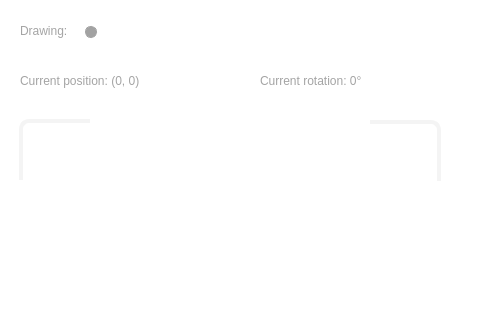
Old version of the form ui/mainwindow.ui in the repository Huxyshuu/TurtleGraphics-1; both pictures show x 300 to 780 and y 0 to 320 of the 780 by 505 pixel window.
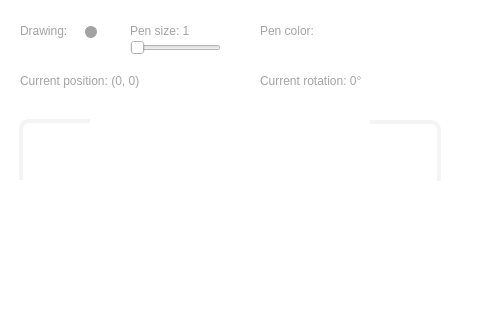
New version of the form.

What changed in the file:
```diff
--- a/ui/mainwindow.ui
+++ b/ui/mainwindow.ui
@@ -420,6 +420,63 @@
      <bool>true</bool>
     </property>
    </widget>
+   <widget class="QSlider" name="horizontalSlider">
+    <property name="geometry">
+     <rect>
+      <x>430</x>
+      <y>40</y>
+      <width>91</width>
+      <height>16</height>
+     </rect>
+    </property>
+    <property name="minimum">
+     <number>1</number>
+    </property>
+    <property name="maximum">
+     <number>10</number>
+    </property>
+    <property name="orientation">
+     <enum>Qt::Orientation::Horizontal</enum>
+    </property>
+    <property name="invertedAppearance">
+     <bool>false</bool>
+    </property>
+    <property name="invertedControls">
+     <bool>false</bool>
+    </property>
+   </widget>
+   <widget class="QLabel" name="label_4">
+    <property name="geometry">
+     <rect>
+      <x>430</x>
+      <y>20</y>
+      <width>91</width>
+      <height>21</height>
+     </rect>
+    </property>
+    <property name="styleSheet">
+     <string notr="true">font: 10pt &quot;Consolas&quot;; color: #A4A4A4;</string>
+    </property>
+    <property name="text">
+     <string>Pen size: 1</string>
+    </property>
+   </widget>
+   <widget class="QLabel" name="label_5">
+    <property name="geometry">
+     <rect>
+      <x>560</x>
+      <y>20</y>
+      <width>91</width>
+      <height>21</height>
+     </rect>
+    </property>
+    <property name="styleSheet">
+     <string notr="true">font: 10pt &quot;Consolas&quot;; color: #A4A4A4;</string>
+    </property>
+    <property name="text">
+     <string>Pen color:</string>
+    </property>
+   </widget>
    <zorder>listView</zorder>
    <zorder>lineEdit</zorder>
    <zorder>label</zorder>
```
Left out of the diff: 3 changed lines with no effect on the pictures.
